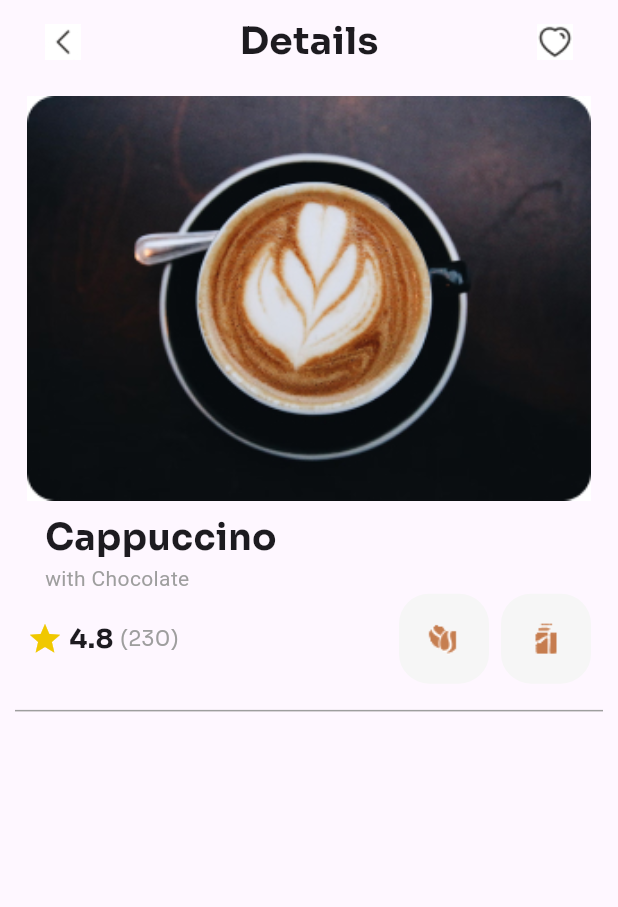
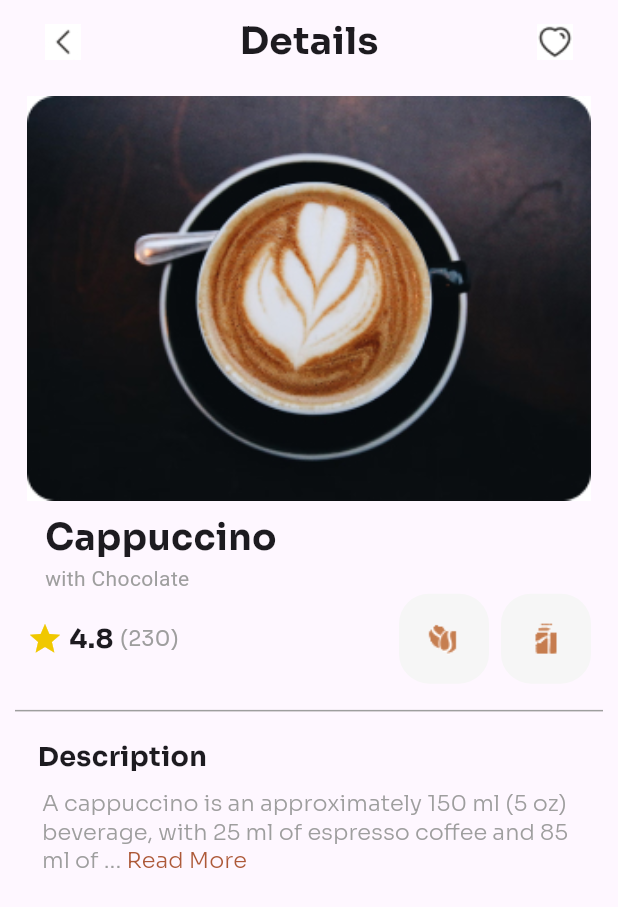
Before and after one commit to samokafor/Cappuccino, a Flutter app: the screen it shows after launch, on a phone screen of 412 x 824 dp. Shown: the top 907 px of the screen. Run offline on Flutter 3.47's test engine with Material 3 defaults, Android fonts, the light colour scheme and no system bars; Roboto replaces fonts that are missing (Century Gothic).

Commit message:
Added the Description section and also included the read more button so that when the specified maximum length is specified, only that number of character is displated before the read more button.

```diff
--- a/lib/main.dart
+++ b/lib/main.dart
@@ -44,6 +44,15 @@
                   color: Colors.grey,
                 ),
                 SizedBox(height: 10),
+                DecsriptionSection(
+                      description:
+                      'A cappuccino is an approximately 150 ml (5 oz) beverage, with 25 ml of espresso coffee and 85 ml of fresh milk. The foam, which tops the beverage, consists of steamed milk that has been aerated to create a thick, creamy texture, giving the drink its signature velvety consistency.',
+                      maxLength: 100,
+                    ),
+                SizedBox(
+                      height: 10,
+                    ),
+
               ],
             ),
           ),
@@ -207,3 +216,70 @@
     );
   }
 }
+
+class DecsriptionSection extends StatelessWidget {
+  const DecsriptionSection({super.key,
+    required this.description,
+    required this.maxLength});
+
+  final String description;
+  final int maxLength;
+
+  @override
+  Widget build(BuildContext context) {
+    return Padding(
+      padding: const EdgeInsets.only(left: 15),
+      child: Column(children: [
+        const Row(
+          children: [
+            Text('Description',
+                style: TextStyle(
+                    fontWeight: FontWeight.bold,
+                    fontSize: 18,
+                    fontFamily: 'Sora')),
+          ],
+        ),
+        const SizedBox(height: 8),
+        Container(
+          // width: 380,
+          margin: const EdgeInsets.only(left: 3),
+          child: Padding(
+            padding: const EdgeInsets.only(right: 16),
+            child: Row(
+              children: [
+                Expanded(
+                  child: RichText(
+                    text: TextSpan(
+                      children: [
+                        TextSpan(
+                          text: description.length > maxLength ? '${description.substring(0, maxLength)}...' : description,
+                          style: const TextStyle(
+                            fontSize: 15,
+                            fontFamily: 'Sora',
+                            fontWeight: FontWeight.w300,
+                            color: Colors.grey,
+                          ),
+                        ),
+                        if (description.length > maxLength)
+                          const TextSpan(
+                            text: ' Read More',
+                            style: TextStyle(
+                              fontSize: 15,
+                              fontFamily: 'Sora',
+                              fontWeight: FontWeight.w300,
+                              color: Color.fromARGB(255, 173, 89, 56),
+                            ),
+                          ),
+                      ],
+                    ),
+                  ),
+                ),
+              ],
+            ),
+
+          ),
+        )
+      ]),
+    );
+  }
+}
```
